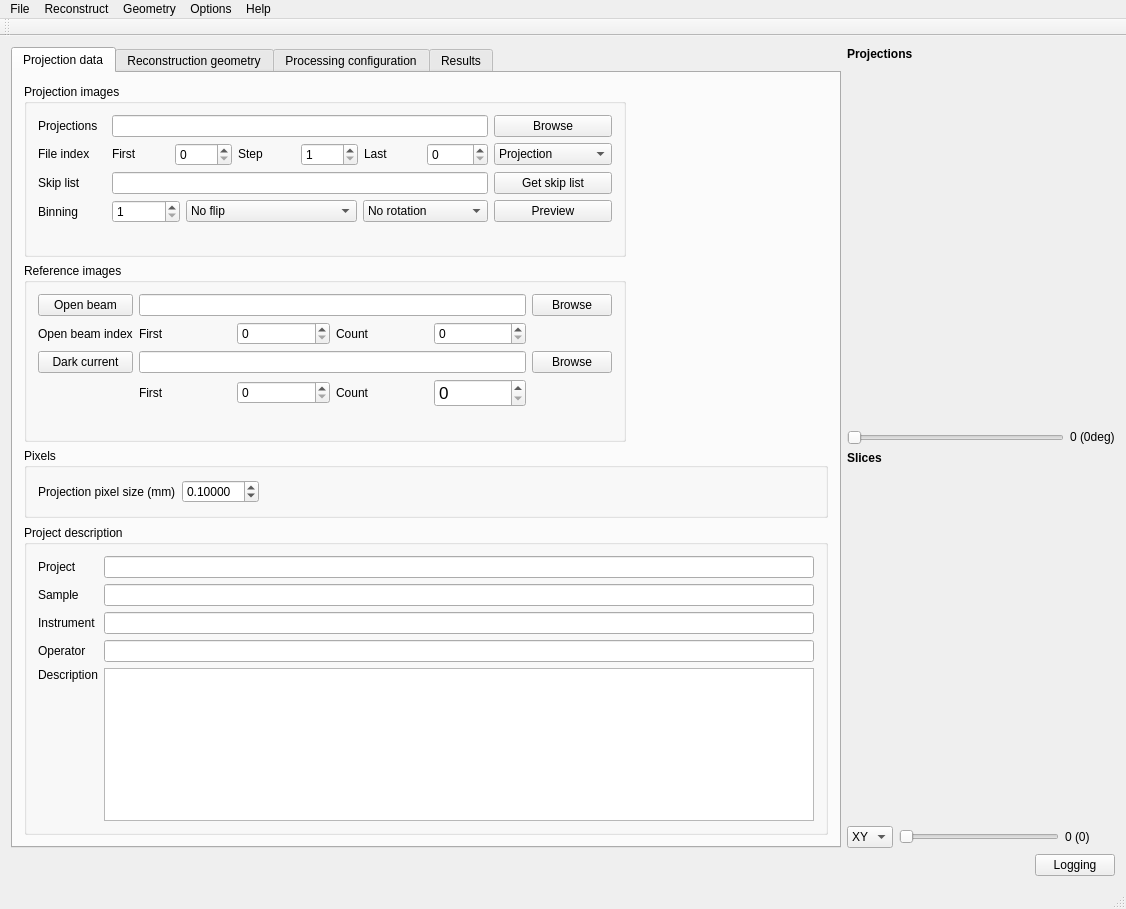
The window that applications/muhrec3/src/muhrecmainwindow.ui (neutronimaging/imagingsuite) describes before a commit, drawn with Qt 5.
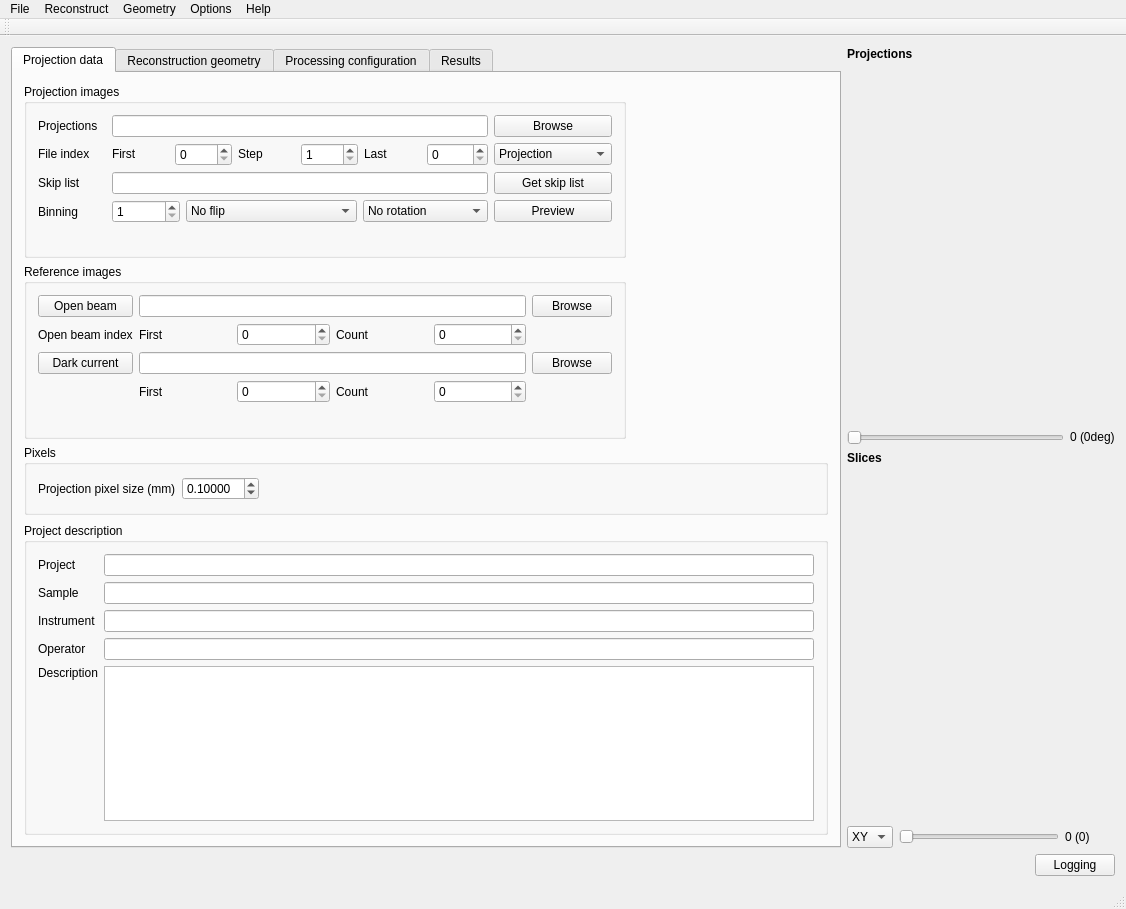
The same window after the commit. Custom widgets are drawn as their Qt base class.

Commit message: Removed limitations on the file index to handle special case of otf CT

```diff
--- a/applications/muhrec3/src/muhrecmainwindow.ui
+++ b/applications/muhrec3/src/muhrecmainwindow.ui
@@ -530,7 +530,7 @@
                       <string>Number of dark current images</string>
                      </property>
                      <property name="styleSheet">
-                      <string notr="true">font: 13pt;</string>
+                      <string notr="true"/>
                      </property>
                      <property name="maximum">
                       <number>5000</number>
```
Left out of the diff: 2 changed lines with no effect on the pictures. The commit also changes 1 other file.
